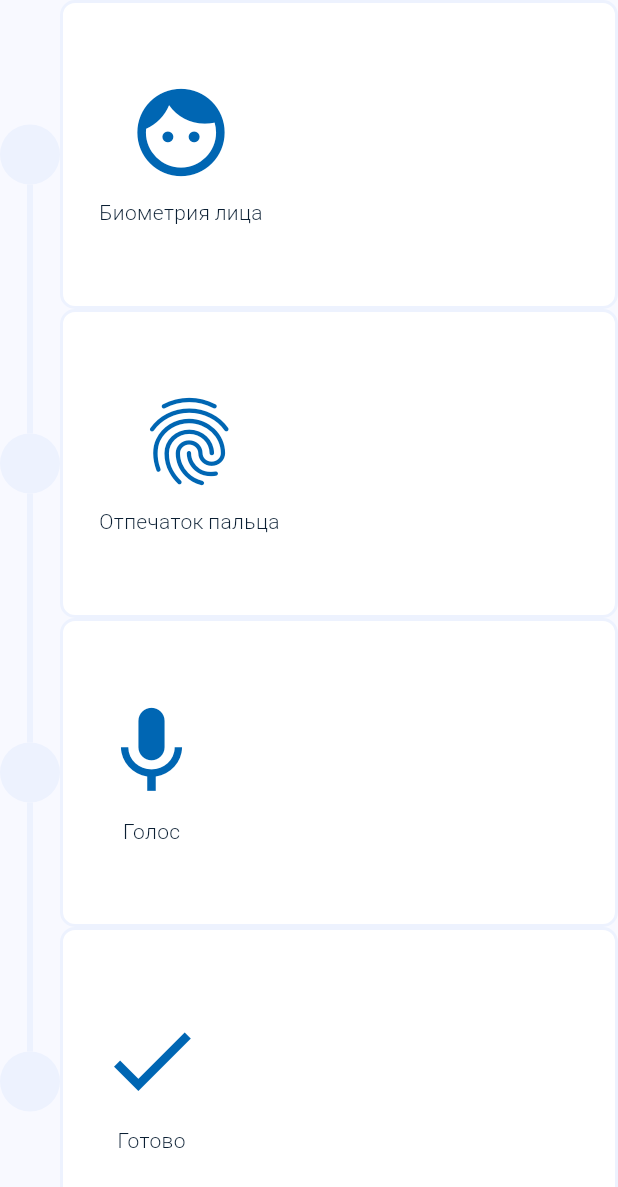
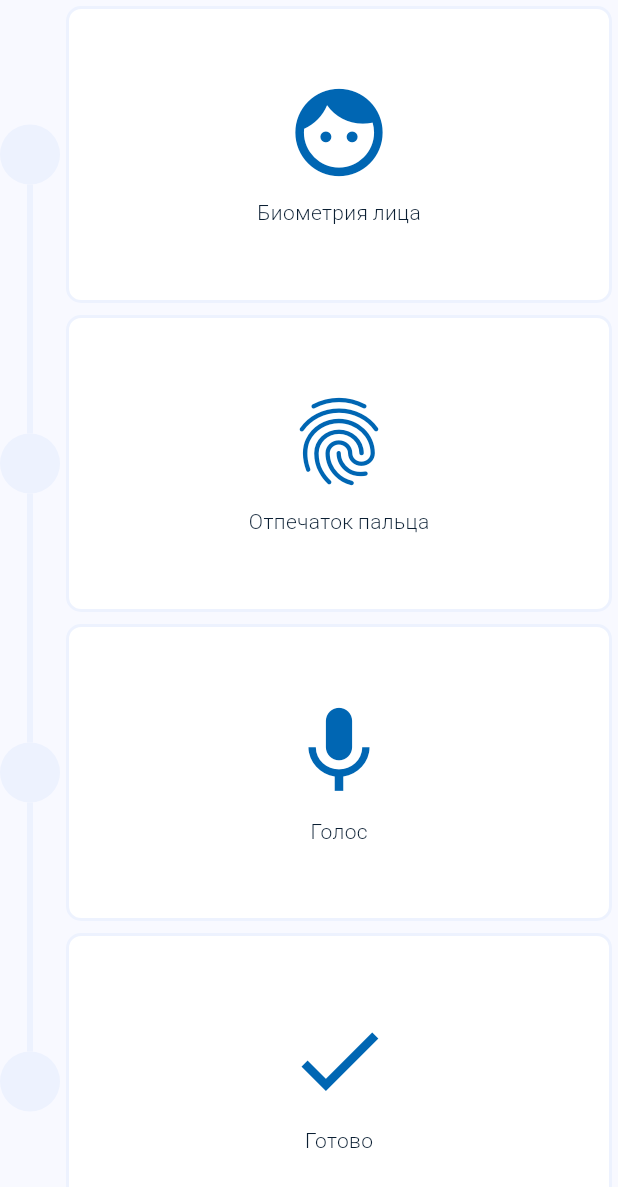
Before and after one commit to AnnyVJu/biometry, a Flutter app: the screen it shows after launch, on a phone screen of 412 x 824 dp. Shown: the top 1187 px of the screen. Run offline on Flutter 3.47's test engine with Material 3 defaults, Android fonts, the phone set to English and light mode, and no system bars; drawn by our look-alikes of timeline_tile; our stand-ins replace google_fonts, smooth_page_indicator.

Commit message:
Refactoring code

```diff
--- a/lib/components/event_card.dart
+++ b/lib/components/event_card.dart
@@ -26,7 +26,9 @@ class EventCard extends StatelessWidget {
       child: Flexible(
         fit: FlexFit.loose,
         child: Container(
+          alignment: Alignment.center,
           padding: const EdgeInsets.all(24),
+          margin: const EdgeInsets.all(4),
           decoration: BoxDecoration(
             color: isPast ? Color(0xFFEDF2FE) : Color(0xFFFFFFFF),
             border: Border.all(
```
